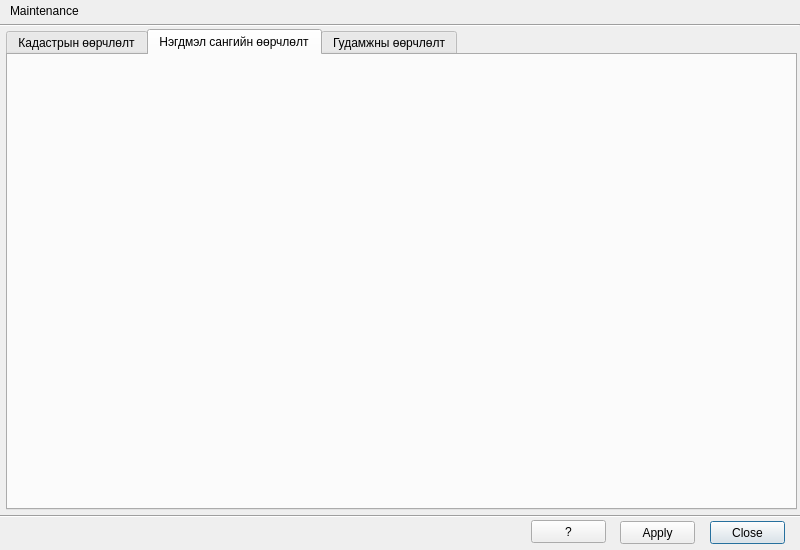
Qt form view/CreateCaseDialog.ui (teamlm2/lm2_mgis) before a commit.
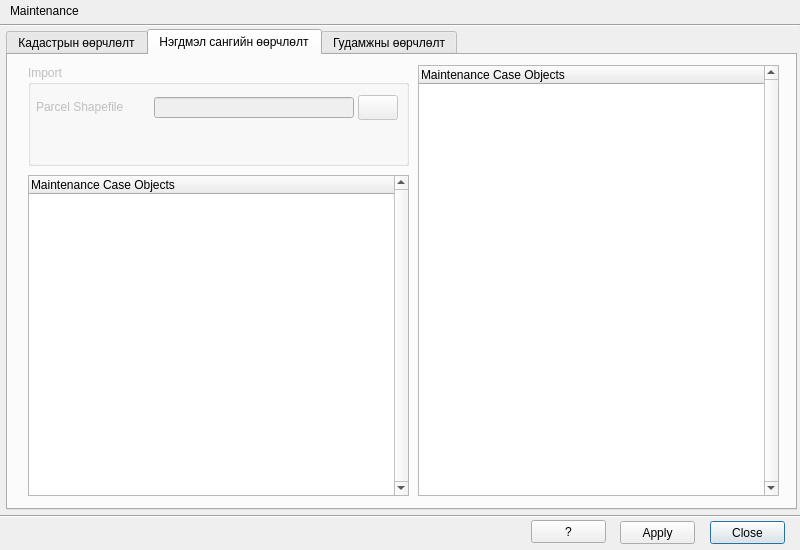
The same form after that commit. Icons and pictures are not drawn.

Diff of the .ui file:
```diff
--- a/view/CreateCaseDialog.ui
+++ b/view/CreateCaseDialog.ui
@@ -669,6 +669,107 @@
     <attribute name="title">
      <string>Нэгдмэл сангийн өөрчлөлт</string>
     </attribute>
+    <widget class="QGroupBox" name="import_groupbox_2">
+     <property name="enabled">
+      <bool>false</bool>
+     </property>
+     <property name="geometry">
+      <rect>
+       <x>20</x>
+       <y>10</y>
+       <width>381</width>
+       <height>101</height>
+      </rect>
+     </property>
+     <property name="title">
+      <string>Import</string>
+     </property>
+     <widget class="QLineEdit" name="landuse_parcel_shape_edit">
+      <property name="geometry">
+       <rect>
+        <x>126</x>
+        <y>32</y>
+        <width>200</width>
+        <height>21</height>
+       </rect>
+      </property>
+      <property name="readOnly">
+       <bool>true</bool>
+      </property>
+     </widget>
+     <widget class="QLabel" name="label_16">
+      <property name="geometry">
+       <rect>
+        <x>8</x>
+        <y>34</y>
+        <width>101</width>
+        <height>16</height>
+       </rect>
+      </property>
+      <property name="text">
+       <string>Parcel Shapefile</string>
+      </property>
+     </widget>
+     <widget class="QPushButton" name="open_landuse_parcel_file_button">
+      <property name="geometry">
+       <rect>
+        <x>330</x>
+        <y>30</y>
+        <width>40</width>
+        <height>25</height>
+       </rect>
+      </property>
+      <property name="text">
+       <string/>
+      </property>
+      <property name="icon">
+       <iconset resource="resources.qrc">
+        <normaloff>:/plugins/lm2/open.png</normaloff>:/plugins/lm2/open.png</iconset>
+      </property>
+     </widget>
+    </widget>
+    <widget class="QTreeWidget" name="result_landuse_twidget">
+     <property name="geometry">
+      <rect>
+       <x>20</x>
+       <y>120</y>
+       <width>381</width>
+       <height>321</height>
+      </rect>
+     </property>
+     <property name="verticalScrollBarPolicy">
+      <enum>Qt::ScrollBarAlwaysOn</enum>
+     </property>
+     <attribute name="headerDefaultSectionSize">
+      <number>100</number>
+     </attribute>
+     <column>
+      <property name="text">
+       <string>Maintenance Case Objects</string>
+      </property>
+     </column>
+    </widget>
+    <widget class="QTreeWidget" name="check_landuse_twidget">
+     <property name="geometry">
+      <rect>
+       <x>410</x>
+       <y>10</y>
+       <width>361</width>
+       <height>431</height>
+      </rect>
+     </property>
+     <property name="verticalScrollBarPolicy">
+      <enum>Qt::ScrollBarAlwaysOn</enum>
+     </property>
+     <attribute name="headerDefaultSectionSize">
+      <number>100</number>
+     </attribute>
+     <column>
+      <property name="text">
+       <string>Maintenance Case Objects</string>
+      </property>
+     </column>
+    </widget>
    </widget>
    <widget class="QWidget" name="tab_2">
     <attribute name="title">
```
